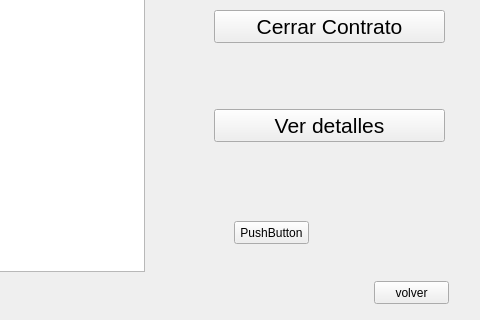
The window that gui_contratos_vertodos.ui (Jose-Cisneros/MoliTec) describes before a commit, drawn with Qt 5; both pictures show x 316 to 796 and y 279 to 599 of the 796 by 599 pixel window.
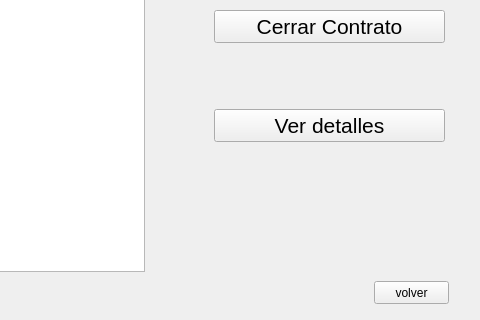
The same window after the commit.

Patch:
```diff
--- a/gui_contratos_vertodos.ui
+++ b/gui_contratos_vertodos.ui
@@ -133,19 +133,6 @@
     <string>volver</string>
    </property>
   </widget>
-  <widget class="QPushButton" name="pushButton_5">
-   <property name="geometry">
-    <rect>
-     <x>550</x>
-     <y>500</y>
-     <width>75</width>
-     <height>23</height>
-    </rect>
-   </property>
-   <property name="text">
-    <string>PushButton</string>
-   </property>
-  </widget>
  </widget>
  <resources/>
  <connections/>
```
